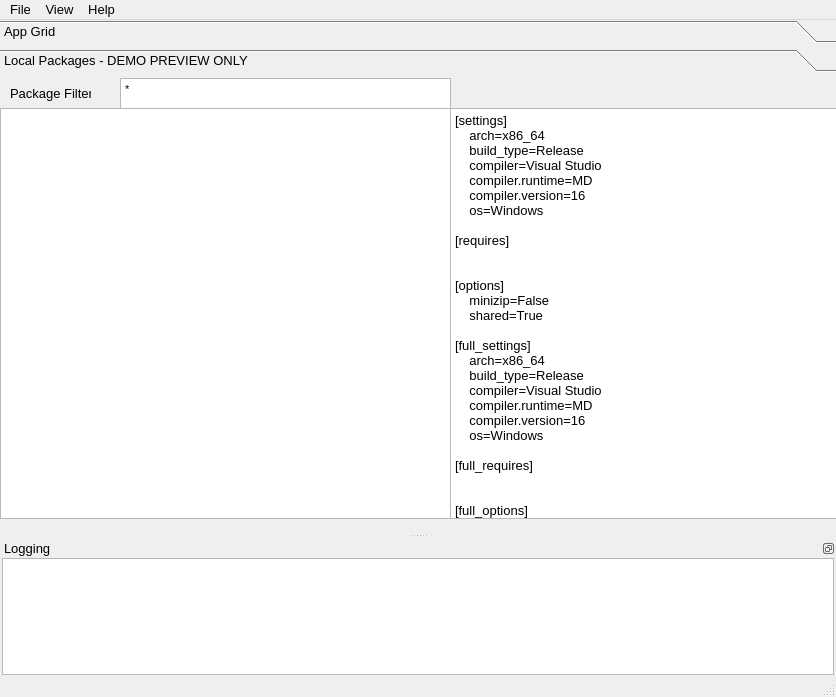
First picture: the form in src/conan_app_launcher/ui/main.ui, repository goszpeti/conan_explorer, before the edit.
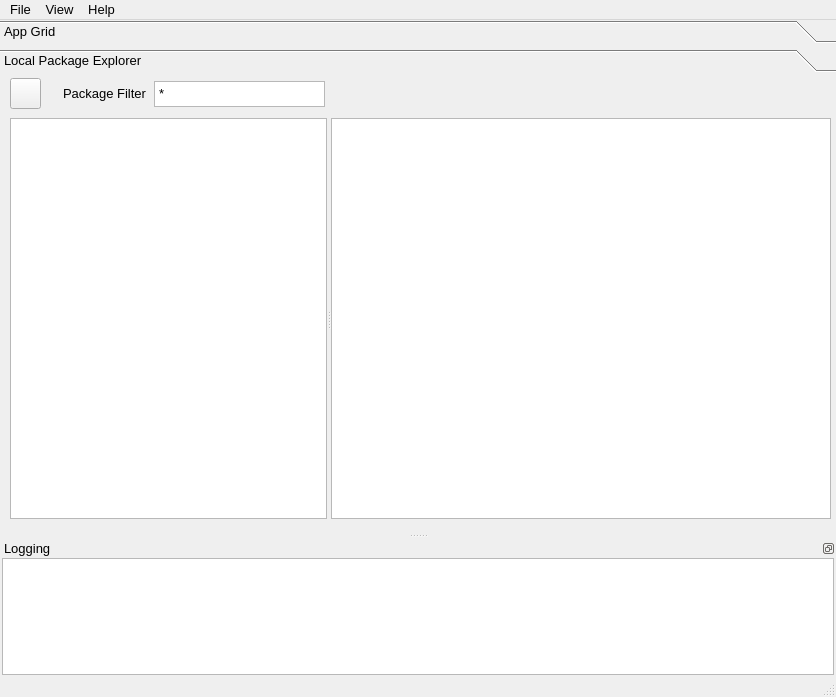
Second picture: the form after the edit. The open tabs and pages were chosen to show the change. Icons and pictures are not drawn.

Commit message: Feature/package editor (#75)

The edit to the form file:
```diff
--- a/src/conan_app_launcher/ui/main.ui
+++ b/src/conan_app_launcher/ui/main.ui
@@ -302,14 +302,14 @@
         </rect>
        </property>
        <attribute name="label">
-        <string>Local Packages - DEMO PREVIEW ONLY</string>
+        <string>Local Package Explorer</string>
        </attribute>
        <widget class="QLabel" name="package_filter_label">
         <property name="geometry">
          <rect>
-          <x>10</x>
+          <x>63</x>
           <y>5</y>
-          <width>81</width>
+          <width>91</width>
           <height>21</height>
          </rect>
         </property>
@@ -318,90 +318,141 @@
         </property>
        </widget>
        <widget class="QTextEdit" name="package_filter_edit">
+        <property name="enabled">
+         <bool>true</bool>
+        </property>
         <property name="geometry">
          <rect>
-          <x>120</x>
+          <x>154</x>
+          <y>3</y>
+          <width>171</width>
+          <height>26</height>
+         </rect>
+        </property>
+        <property name="inputMethodHints">
+         <set>Qt::ImhNone</set>
+        </property>
+        <property name="html">
+         <string>&lt;!DOCTYPE HTML PUBLIC &quot;-//W3C//DTD HTML 4.0//EN&quot; &quot;http://www.w3.org/TR/REC-html40/strict.dtd&quot;&gt;
+&lt;html&gt;&lt;head&gt;&lt;meta name=&quot;qrichtext&quot; content=&quot;1&quot; /&gt;&lt;style type=&quot;text/css&quot;&gt;
+p, li { white-space: pre-wrap; }
+&lt;/style&gt;&lt;/head&gt;&lt;body style=&quot; font-family:'MS Shell Dlg 2'; font-size:10pt; font-weight:400; font-style:normal;&quot;&gt;
+&lt;p style=&quot; margin-top:0px; margin-bottom:0px; margin-left:0px; margin-right:0px; -qt-block-indent:0; text-indent:0px;&quot;&gt;*&lt;/p&gt;&lt;/body&gt;&lt;/html&gt;</string>
+        </property>
+       </widget>
+       <widget class="QPushButton" name="refresh_button">
+        <property name="geometry">
+         <rect>
+          <x>10</x>
           <y>0</y>
-          <width>331</width>
+          <width>31</width>
           <height>31</height>
          </rect>
         </property>
-        <property name="html">
-         <string>&lt;!DOCTYPE HTML PUBLIC &quot;-//W3C//DTD HTML 4.0//EN&quot; &quot;http://www.w3.org/TR/REC-html40/strict.dtd&quot;&gt;
-&lt;html&gt;&lt;head&gt;&lt;meta name=&quot;qrichtext&quot; content=&quot;1&quot; /&gt;&lt;style type=&quot;text/css&quot;&gt;
-p, li { white-space: pre-wrap; }
-&lt;/style&gt;&lt;/head&gt;&lt;body style=&quot; font-family:'MS Shell Dlg 2'; font-size:10pt; font-weight:400; font-style:normal;&quot;&gt;
-&lt;p style=&quot; margin-top:0px; margin-bottom:0px; margin-left:0px; margin-right:0px; -qt-block-indent:0; text-indent:0px;&quot;&gt;&lt;span style=&quot; font-size:7.875pt;&quot;&gt;*&lt;/span&gt;&lt;/p&gt;&lt;/body&gt;&lt;/html&gt;</string>
+        <property name="text">
+         <string/>
         </property>
        </widget>
-       <widget class="QTreeView" name="package_view">
+       <widget class="QSplitter" name="splitter">
         <property name="geometry">
          <rect>
-          <x>0</x>
-          <y>30</y>
-          <width>451</width>
-          <height>411</height>
+          <x>10</x>
+          <y>40</y>
+          <width>821</width>
+          <height>401</height>
          </rect>
         </property>
-        <property name="itemsExpandable">
-         <bool>true</bool>
+        <property name="orientation">
+         <enum>Qt::Horizontal</enum>
         </property>
-        <property name="sortingEnabled">
-         <bool>true</bool>
-        </property>
-        <property name="animated">
-         <bool>true</bool>
-        </property>
+        <widget class="QTreeView" name="package_select_view">
+         <property name="minimumSize">
+          <size>
+           <width>100</width>
+           <height>0</height>
+          </size>
+         </property>
+         <property name="baseSize">
+          <size>
+           <width>100</width>
+           <height>0</height>
+          </size>
+         </property>
+         <property name="indentation">
+          <number>10</number>
+         </property>
+         <property name="sortingEnabled">
+          <bool>true</bool>
+         </property>
+         <property name="animated">
+          <bool>true</bool>
+         </property>
+         <property name="headerHidden">
+          <bool>true</bool>
+         </property>
+         <attribute name="headerVisible">
+          <bool>false</bool>
+         </attribute>
+        </widget>
+        <widget class="QTreeView" name="package_file_view">
+         <property name="minimumSize">
+          <size>
+           <width>500</width>
+           <height>0</height>
+          </size>
+         </property>
+         <property name="baseSize">
+          <size>
+           <width>300</width>
+           <height>0</height>
+          </size>
+         </property>
+         <property name="sizeAdjustPolicy">
+          <enum>QAbstractScrollArea::AdjustToContents</enum>
+         </property>
+         <property name="dragDropMode">
+          <enum>QAbstractItemView::DragDrop</enum>
+         </property>
+         <property name="defaultDropAction">
+          <enum>Qt::TargetMoveAction</enum>
+         </property>
+         <property name="itemsExpandable">
+          <bool>true</bool>
+         </property>
+         <property name="sortingEnabled">
+          <bool>true</bool>
+         </property>
+         <property name="animated">
+          <bool>true</bool>
+         </property>
+        </widget>
        </widget>
-       <widget class="QTextBrowser" name="package_info">
+       <widget class="QLabel" name="package_path_label">
         <property name="geometry">
          <rect>
-          <x>450</x>
-          <y>30</y>
-          <width>401</width>
-          <height>411</height>
+          <x>340</x>
+          <y>5</y>
+          <width>481</width>
+          <height>21</height>
          </rect>
         </property>
-        <property name="html">
-         <string>&lt;!DOCTYPE HTML PUBLIC &quot;-//W3C//DTD HTML 4.0//EN&quot; &quot;http://www.w3.org/TR/REC-html40/strict.dtd&quot;&gt;
-&lt;html&gt;&lt;head&gt;&lt;meta name=&quot;qrichtext&quot; content=&quot;1&quot; /&gt;&lt;style type=&quot;text/css&quot;&gt;
-p, li { white-space: pre-wrap; }
-&lt;/style&gt;&lt;/head&gt;&lt;body style=&quot; font-family:'MS Shell Dlg 2'; font-size:10pt; font-weight:400; font-style:normal;&quot;&gt;
-&lt;p style=&quot; margin-top:0px; margin-bottom:0px; margin-left:0px; margin-right:0px; -qt-block-indent:0; text-indent:0px;&quot;&gt;[settings]&lt;/p&gt;
-&lt;p style=&quot; margin-top:0px; margin-bottom:0px; margin-left:0px; margin-right:0px; -qt-block-indent:0; text-indent:0px;&quot;&gt;    arch=x86_64&lt;/p&gt;
-&lt;p style=&quot; margin-top:0px; margin-bottom:0px; margin-left:0px; margin-right:0px; -qt-block-indent:0; text-indent:0px;&quot;&gt;    build_type=Release&lt;/p&gt;
-&lt;p style=&quot; margin-top:0px; margin-bottom:0px; margin-left:0px; margin-right:0px; -qt-block-indent:0; text-indent:0px;&quot;&gt;    compiler=Visual Studio&lt;/p&gt;
-&lt;p style=&quot; margin-top:0px; margin-bottom:0px; margin-left:0px; margin-right:0px; -qt-block-indent:0; text-indent:0px;&quot;&gt;    compiler.runtime=MD&lt;/p&gt;
-&lt;p style=&quot; margin-top:0px; margin-bottom:0px; margin-left:0px; margin-right:0px; -qt-block-indent:0; text-indent:0px;&quot;&gt;    compiler.version=16&lt;/p&gt;
-&lt;p style=&quot; margin-top:0px; margin-bottom:0px; margin-left:0px; margin-right:0px; -qt-block-indent:0; text-indent:0px;&quot;&gt;    os=Windows&lt;/p&gt;
-&lt;p style=&quot;-qt-paragraph-type:empty; margin-top:0px; margin-bottom:0px; margin-left:0px; margin-right:0px; -qt-block-indent:0; text-indent:0px;&quot;&gt;&lt;br /&gt;&lt;/p&gt;
-&lt;p style=&quot; margin-top:0px; margin-bottom:0px; margin-left:0px; margin-right:0px; -qt-block-indent:0; text-indent:0px;&quot;&gt;[requires]&lt;/p&gt;
-&lt;p style=&quot;-qt-paragraph-type:empty; margin-top:0px; margin-bottom:0px; margin-left:0px; margin-right:0px; -qt-block-indent:0; text-indent:0px;&quot;&gt;&lt;br /&gt;&lt;/p&gt;
-&lt;p style=&quot;-qt-paragraph-type:empty; margin-top:0px; margin-bottom:0px; margin-left:0px; margin-right:0px; -qt-block-indent:0; text-indent:0px;&quot;&gt;&lt;br /&gt;&lt;/p&gt;
-&lt;p style=&quot; margin-top:0px; margin-bottom:0px; margin-left:0px; margin-right:0px; -qt-block-indent:0; text-indent:0px;&quot;&gt;[options]&lt;/p&gt;
-&lt;p style=&quot; margin-top:0px; margin-bottom:0px; margin-left:0px; margin-right:0px; -qt-block-indent:0; text-indent:0px;&quot;&gt;    minizip=False&lt;/p&gt;
-&lt;p style=&quot; margin-top:0px; margin-bottom:0px; margin-left:0px; margin-right:0px; -qt-block-indent:0; text-indent:0px;&quot;&gt;    shared=True&lt;/p&gt;
-&lt;p style=&quot;-qt-paragraph-type:empty; margin-top:0px; margin-bottom:0px; margin-left:0px; margin-right:0px; -qt-block-indent:0; text-indent:0px;&quot;&gt;&lt;br /&gt;&lt;/p&gt;
-&lt;p style=&quot; margin-top:0px; margin-bottom:0px; margin-left:0px; margin-right:0px; -qt-block-indent:0; text-indent:0px;&quot;&gt;[full_settings]&lt;/p&gt;
-&lt;p style=&quot; margin-top:0px; margin-bottom:0px; margin-left:0px; margin-right:0px; -qt-block-indent:0; text-indent:0px;&quot;&gt;    arch=x86_64&lt;/p&gt;
-&lt;p style=&quot; margin-top:0px; margin-bottom:0px; margin-left:0px; margin-right:0px; -qt-block-indent:0; text-indent:0px;&quot;&gt;    build_type=Release&lt;/p&gt;
-&lt;p style=&quot; margin-top:0px; margin-bottom:0px; margin-left:0px; margin-right:0px; -qt-block-indent:0; text-indent:0px;&quot;&gt;    compiler=Visual Studio&lt;/p&gt;
-&lt;p style=&quot; margin-top:0px; margin-bottom:0px; margin-left:0px; margin-right:0px; -qt-block-indent:0; text-indent:0px;&quot;&gt;    compiler.runtime=MD&lt;/p&gt;
-&lt;p style=&quot; margin-top:0px; margin-bottom:0px; margin-left:0px; margin-right:0px; -qt-block-indent:0; text-indent:0px;&quot;&gt;    compiler.version=16&lt;/p&gt;
-&lt;p style=&quot; margin-top:0px; margin-bottom:0px; margin-left:0px; margin-right:0px; -qt-block-indent:0; text-indent:0px;&quot;&gt;    os=Windows&lt;/p&gt;
-&lt;p style=&quot;-qt-paragraph-type:empty; margin-top:0px; margin-bottom:0px; margin-left:0px; margin-right:0px; -qt-block-indent:0; text-indent:0px;&quot;&gt;&lt;br /&gt;&lt;/p&gt;
-&lt;p style=&quot; margin-top:0px; margin-bottom:0px; margin-left:0px; margin-right:0px; -qt-block-indent:0; text-indent:0px;&quot;&gt;[full_requires]&lt;/p&gt;
-&lt;p style=&quot;-qt-paragraph-type:empty; margin-top:0px; margin-bottom:0px; margin-left:0px; margin-right:0px; -qt-block-indent:0; text-indent:0px;&quot;&gt;&lt;br /&gt;&lt;/p&gt;
-&lt;p style=&quot;-qt-paragraph-type:empty; margin-top:0px; margin-bottom:0px; margin-left:0px; margin-right:0px; -qt-block-indent:0; text-indent:0px;&quot;&gt;&lt;br /&gt;&lt;/p&gt;
-&lt;p style=&quot; margin-top:0px; margin-bottom:0px; margin-left:0px; margin-right:0px; -qt-block-indent:0; text-indent:0px;&quot;&gt;[full_options]&lt;/p&gt;
-&lt;p style=&quot; margin-top:0px; margin-bottom:0px; margin-left:0px; margin-right:0px; -qt-block-indent:0; text-indent:0px;&quot;&gt;    minizip=False&lt;/p&gt;
-&lt;p style=&quot; margin-top:0px; margin-bottom:0px; margin-left:0px; margin-right:0px; -qt-block-indent:0; text-indent:0px;&quot;&gt;    shared=True&lt;/p&gt;
-&lt;p style=&quot;-qt-paragraph-type:empty; margin-top:0px; margin-bottom:0px; margin-left:0px; margin-right:0px; -qt-block-indent:0; text-indent:0px;&quot;&gt;&lt;br /&gt;&lt;/p&gt;
-&lt;p style=&quot; margin-top:0px; margin-bottom:0px; margin-left:0px; margin-right:0px; -qt-block-indent:0; text-indent:0px;&quot;&gt;[recipe_hash]&lt;/p&gt;
-&lt;p style=&quot; margin-top:0px; margin-bottom:0px; margin-left:0px; margin-right:0px; -qt-block-indent:0; text-indent:0px;&quot;&gt;    8026de9479bf8dc62f09f6e3362d3620&lt;/p&gt;
-&lt;p style=&quot;-qt-paragraph-type:empty; margin-top:0px; margin-bottom:0px; margin-left:0px; margin-right:0px; -qt-block-indent:0; text-indent:0px;&quot;&gt;&lt;br /&gt;&lt;/p&gt;
-&lt;p style=&quot; margin-top:0px; margin-bottom:0px; margin-left:0px; margin-right:0px; -qt-block-indent:0; text-indent:0px;&quot;&gt;[env]&lt;/p&gt;
-&lt;p style=&quot;-qt-paragraph-type:empty; margin-top:0px; margin-bottom:0px; margin-left:0px; margin-right:0px; -qt-block-indent:0; text-indent:0px;&quot;&gt;&lt;br /&gt;&lt;/p&gt;&lt;/body&gt;&lt;/html&gt;</string>
+        <property name="text">
+         <string/>
+        </property>
+        <property name="scaledContents">
+         <bool>true</bool>
+        </property>
+        <property name="alignment">
+         <set>Qt::AlignRight|Qt::AlignTrailing|Qt::AlignVCenter</set>
+        </property>
+        <property name="wordWrap">
+         <bool>false</bool>
+        </property>
+        <property name="openExternalLinks">
+         <bool>true</bool>
+        </property>
+        <property name="textInteractionFlags">
+         <set>Qt::LinksAccessibleByMouse|Qt::TextSelectableByKeyboard|Qt::TextSelectableByMouse</set>
         </property>
        </widget>
       </widget>
```
Left out of the diff: 2 changed lines with no effect on the pictures. The commit also changes 51 other files.
